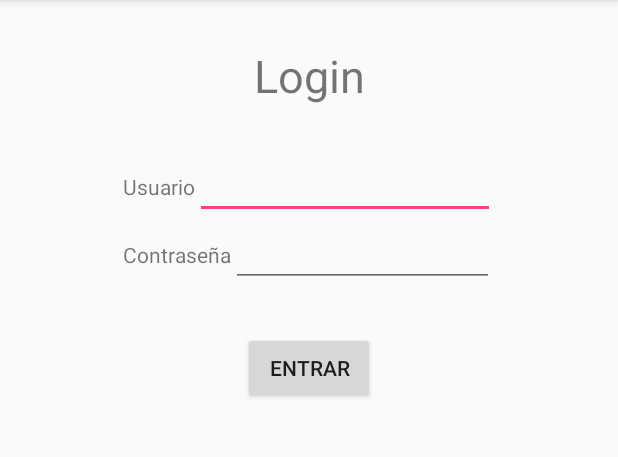
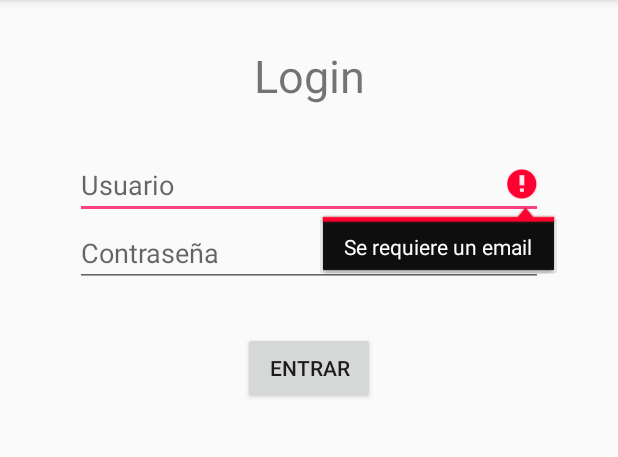
Before and after one commit to Loptt/remote-checkin-app, an Android app: the screen it shows after launch (MainActivity), after a tap on "ENTRAR", on a phone screen of 412 x 824 dp, the part 84-541 px from its top. Run offline under Robolectric (Android 15) with nearby library versions, the phone set to English and light mode, and no system bars; our stand-ins replace Firebase (no records; nobody signed in at launch, a user with empty details on screens opened directly).

Commit message:
Added login and checkin activity

```diff
--- a/QualtecCheckIn/app/src/main/AndroidManifest.xml
+++ b/QualtecCheckIn/app/src/main/AndroidManifest.xml
@@ -16,6 +16,7 @@
                 <category android:name="android.intent.category.LAUNCHER" />
             </intent-filter>
         </activity>
+        <activity android:name=".CheckInActivity"></activity>
     </application>
 
 </manifest>
--- a/QualtecCheckIn/app/src/main/java/com/carlos/qualteccheckin/MainActivity.java
+++ b/QualtecCheckIn/app/src/main/java/com/carlos/qualteccheckin/MainActivity.java
@@ -1,20 +1,29 @@
 package com.carlos.qualteccheckin;
 
+import android.app.ProgressDialog;
+import android.content.Intent;
+import android.support.annotation.NonNull;
 import android.support.v7.app.AppCompatActivity;
 import android.os.Bundle;
 import android.view.View;
 import android.widget.Button;
 import android.widget.EditText;
+import android.widget.Toast;
 
+import com.google.android.gms.tasks.OnCompleteListener;
+import com.google.android.gms.tasks.Task;
+import com.google.firebase.auth.AuthResult;
 import com.google.firebase.auth.FirebaseAuth;
 
-public class MainActivity extends AppCompatActivity {
+public class MainActivity extends AppCompatActivity implements View.OnClickListener {
 
     private Button loginButton;
     private EditText usernameEditText;
     private EditText passwordEditText;
 
     private FirebaseAuth firebaseAuth;
+
+    private ProgressDialog progressDialog;
 
     @Override
     protected void onCreate(Bundle savedInstanceState) {
@@ -27,11 +36,71 @@ public class MainActivity extends AppCompatActivity {
 
         firebaseAuth = FirebaseAuth.getInstance();
 
-        loginButton.setOnClickListener(new View.OnClickListener() {
+        loginButton.setOnClickListener(this);
+    }
+
+    private void signInUser() {
+        String username = usernameEditText.getText().toString().trim();
+        String password = passwordEditText.getText().toString().trim();
+
+        if (username.isEmpty()) {
+            usernameEditText.setError("Se requiere un email");
+            usernameEditText.requestFocus();
+
+            //Toast.makeText(MainActivity.this, "Por favor, introduce un usuario",
+              //      Toast.LENGTH_SHORT).show();
+
+            return;
+        }
+
+        if (password.isEmpty()) {
+            passwordEditText.setError("Se requiere una contraseña");
+            passwordEditText.requestFocus();
+
+            //Toast.makeText(MainActivity.this, "Por favor introduce una contraseña",
+            //        Toast.LENGTH_SHORT).show();
+
+            return;
+        }
+
+        progressDialog = new ProgressDialog(MainActivity.this);
+        progressDialog.setMessage("Autenticando");
+        progressDialog.show();
+
+        firebaseAuth.signInWithEmailAndPassword(username, password).addOnCompleteListener(this,
+                new OnCompleteListener<AuthResult>() {
             @Override
-            public void onClick(View v) {
+            public void onComplete(@NonNull Task<AuthResult> task) {
 
+                progressDialog.dismiss();
+
+                if (task.isSuccessful()) {
+                    //Successful login
+                    Toast.makeText(MainActivity.this, "Login Successful",
+                            Toast.LENGTH_SHORT).show();
+
+                    //TODO: Add actions on successful login
+                    Intent intent = new Intent(MainActivity.this, CheckInActivity.class);
+                    intent.addFlags(Intent.FLAG_ACTIVITY_CLEAR_TOP);
+                    startActivity(intent);
+
+                } else {
+                    //Failed login
+                    Toast.makeText(MainActivity.this, "Login Failed",
+                            Toast.LENGTH_SHORT).show();
+
+                    //TODO: Add actions on failed login
+                }
             }
         });
     }
+
+    @Override
+    public void onClick(View v) {
+        switch (v.getId()) {
+            case R.id.main_login_button:
+                signInUser();
+                break;
+        }
+    }
 }
--- a/QualtecCheckIn/app/src/main/res/layout/activity_main.xml
+++ b/QualtecCheckIn/app/src/main/res/layout/activity_main.xml
@@ -15,42 +15,24 @@
         android:textSize="30dp"
         android:gravity="center"/>
 
-    <LinearLayout
+
+    <EditText
+        android:hint="@string/user"
+        android:inputType="textEmailAddress"
+        android:id="@+id/main_username"
         android:layout_width="match_parent"
         android:layout_height="wrap_content"
-        android:orientation="horizontal"
-        android:gravity="center_horizontal">
+        android:layout_marginHorizontal="50dp"/>
 
-        <TextView
-            android:layout_width="wrap_content"
-            android:layout_height="wrap_content"
-            android:text="@string/user"/>
 
-        <EditText
-            android:id="@+id/main_username"
-            android:layout_width="200dp"
-            android:layout_height="wrap_content" />
-
-    </LinearLayout>
-
-    <LinearLayout
+    <EditText
+        android:hint="@string/password"
+        android:inputType="textPassword"
+        android:id="@+id/main_password"
         android:layout_width="match_parent"
         android:layout_height="wrap_content"
-        android:orientation="horizontal"
-        android:gravity="center_horizontal">
+        android:layout_marginHorizontal="50dp"/>
 
-        <TextView
-            android:layout_width="wrap_content"
-            android:layout_height="wrap_content"
-            android:text="@string/password"/>
-
-        <EditText
-            android:inputType="textPassword"
-            android:id="@+id/main_password"
-            android:layout_width="175dp"
-            android:layout_height="wrap_content" />
-
-    </LinearLayout>
 
     <Button
         android:id="@+id/main_login_button"
--- a/QualtecCheckIn/app/src/main/res/values/strings.xml
+++ b/QualtecCheckIn/app/src/main/res/values/strings.xml
@@ -3,4 +3,6 @@
     <string name="login">Login</string>
     <string name="user">Usuario</string>
     <string name="password">Contraseña</string>
+    <string name="enter">Entrar</string>
+    <string name="exit">Salir</string>
 </resources>
```
Also changed, not shown: QualtecCheckIn/app/src/main/java/com/carlos/qualteccheckin/CheckInActivity.java (added, +38 -0 lines), QualtecCheckIn/app/src/main/res/layout/activity_check_in.xml (added, +40 -0 lines), QualtecCheckIn/app/build.gradle (line endings or trailing spaces).
